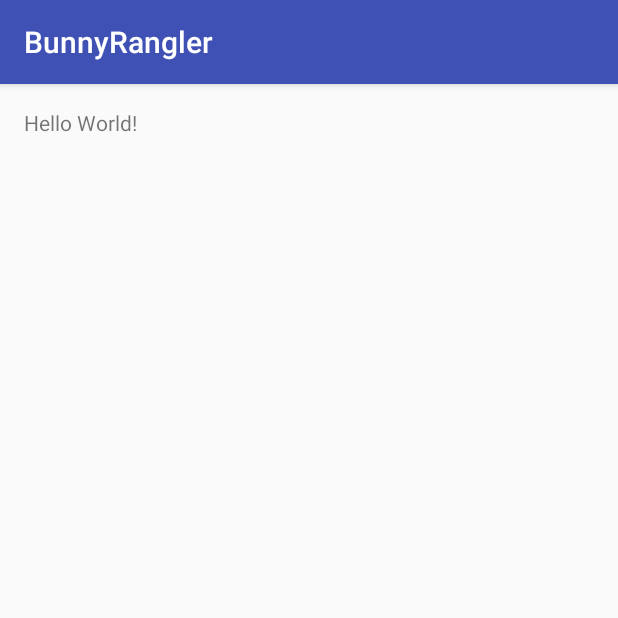
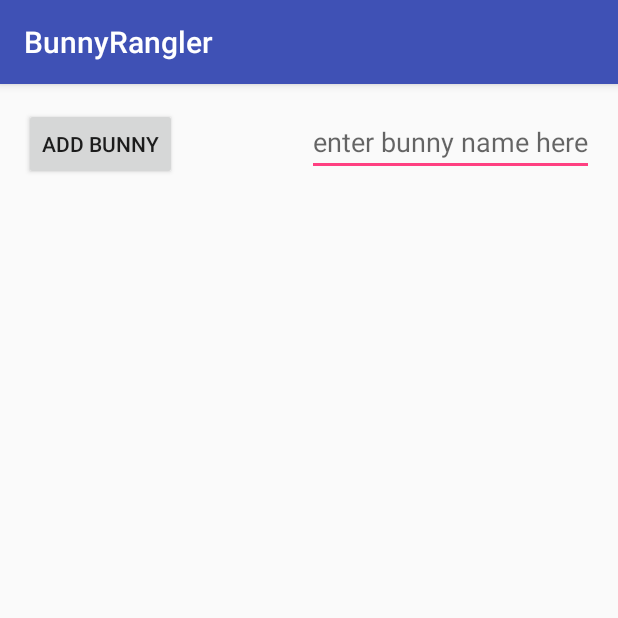
Before and after one commit to echomancer/BunnyRangler, an Android app: the screen it shows after launch (MainActivity), on a phone screen of 412 x 824 dp, the top half of it. Run offline under Robolectric (Android 15) with nearby library versions, the phone set to English and light mode, and no system bars.

Commit message:
Adding string for text, Importing layout from original

```diff
--- a/app/src/main/res/layout/activity_main.xml
+++ b/app/src/main/res/layout/activity_main.xml
@@ -9,8 +9,28 @@
     android:paddingTop="@dimen/activity_vertical_margin"
     tools:context="info.dyndns.jasonperkins.bunnyrangler.MainActivity">
 
-    <TextView
+    <Button
         android:layout_width="wrap_content"
         android:layout_height="wrap_content"
-        android:text="Hello World!" />
+        android:text="@string/add_bunny"
+        android:id="@+id/button2"
+        android:layout_alignParentLeft="true"
+        android:layout_alignParentStart="true" />
+
+    <EditText
+        android:id="@+id/edit_text"
+        android:layout_width="wrap_content"
+        android:hint="@string/hint"
+        android:layout_height="wrap_content"
+        android:layout_alignEnd="@+id/button2"
+        android:layout_alignRight="@+id/button2"
+        android:layout_alignParentEnd="true"
+        android:layout_alignParentRight="true"/>
+
+    <ListView
+        android:layout_width="wrap_content"
+        android:layout_height="wrap_content"
+        android:id="@+id/listView"
+        android:layout_below="@+id/button2"
+        android:layout_centerHorizontal="true" />
 </RelativeLayout>
--- a/app/src/main/res/values/strings.xml
+++ b/app/src/main/res/values/strings.xml
@@ -1,3 +1,6 @@
 <resources>
     <string name="app_name">BunnyRangler</string>
+    <string name="add_bunny">Add Bunny</string>
+    <string name="hint">enter bunny name here</string>
+    <string name="action_settings">Settings</string>
 </resources>
```
